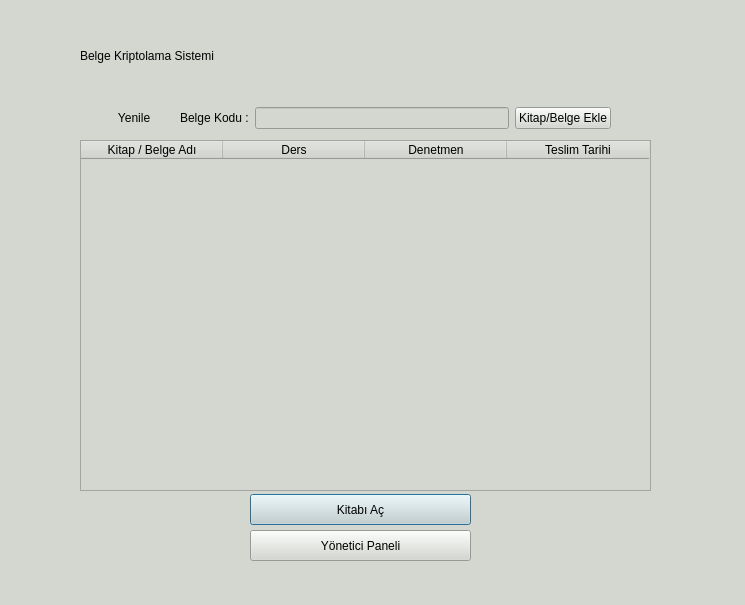
OgiBalboa/E-Book_Cryptology, file ui/mainmenu.ui: the form before one commit.
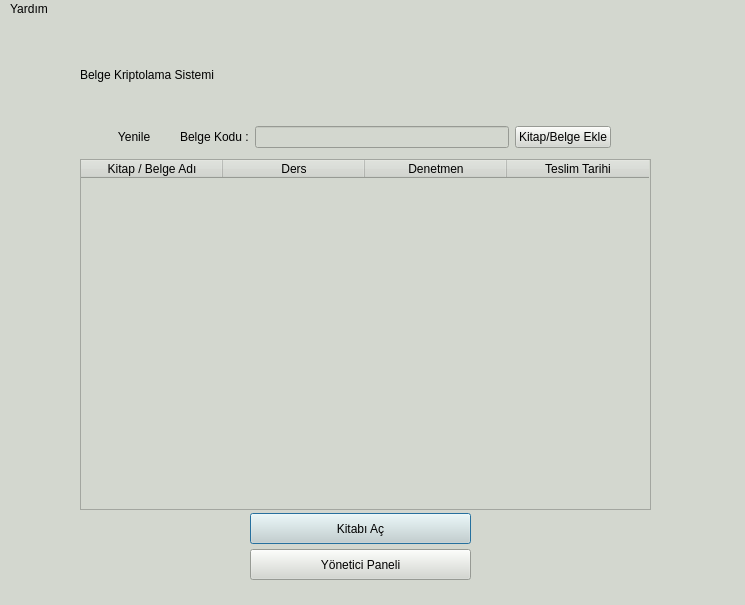
The form after the commit. Icons and pictures are not drawn.

What changed in the file:
```diff
--- a/ui/mainmenu.ui
+++ b/ui/mainmenu.ui
@@ -247,6 +247,14 @@
      <height>22</height>
     </rect>
    </property>
+   <widget class="QMenu" name="menuYard_m">
+    <property name="title">
+     <string>Yardım</string>
+    </property>
+    <addaction name="actionHelp"/>
+    <addaction name="actionAbout"/>
+   </widget>
+   <addaction name="menuYard_m"/>
   </widget>
   <widget class="QStatusBar" name="statusbar"/>
  </widget>
```
Left out of the diff: 10 changed lines with no effect on the pictures.
